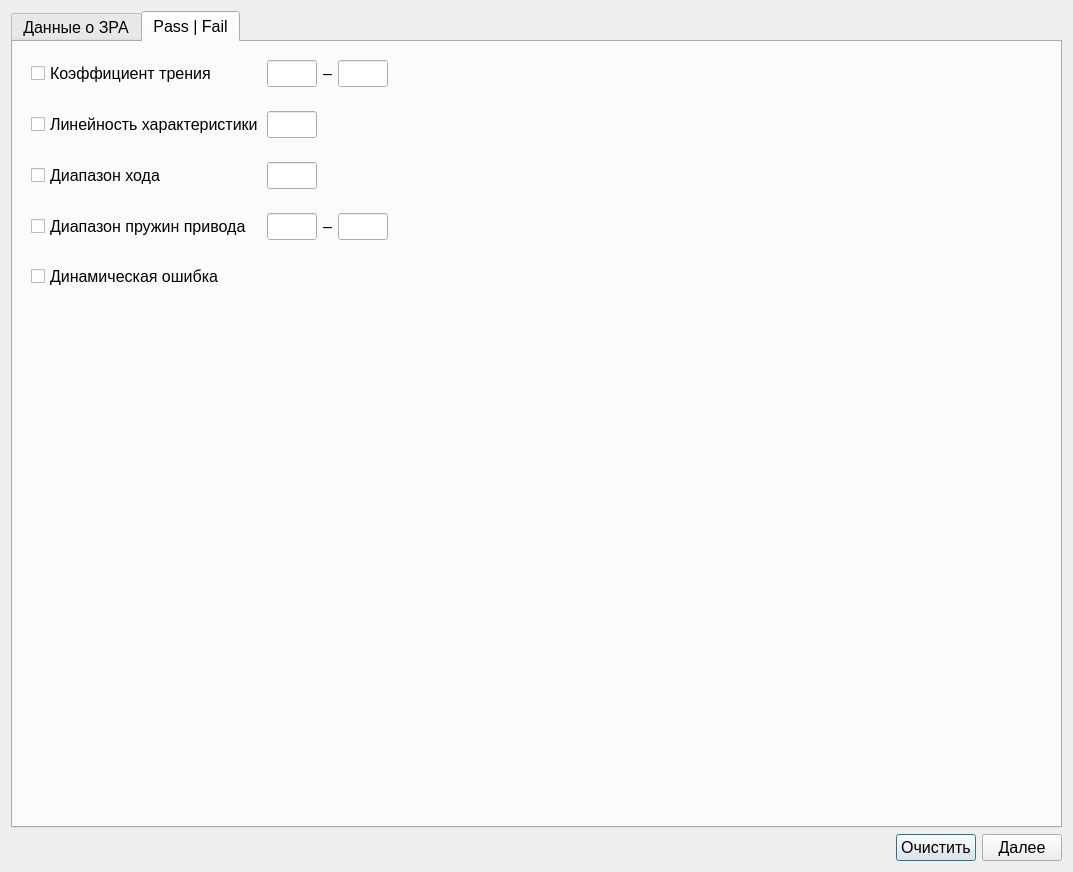
Above: ValveWindow.ui from Rekvim/MpiSki before the change. Below: the same form after it.
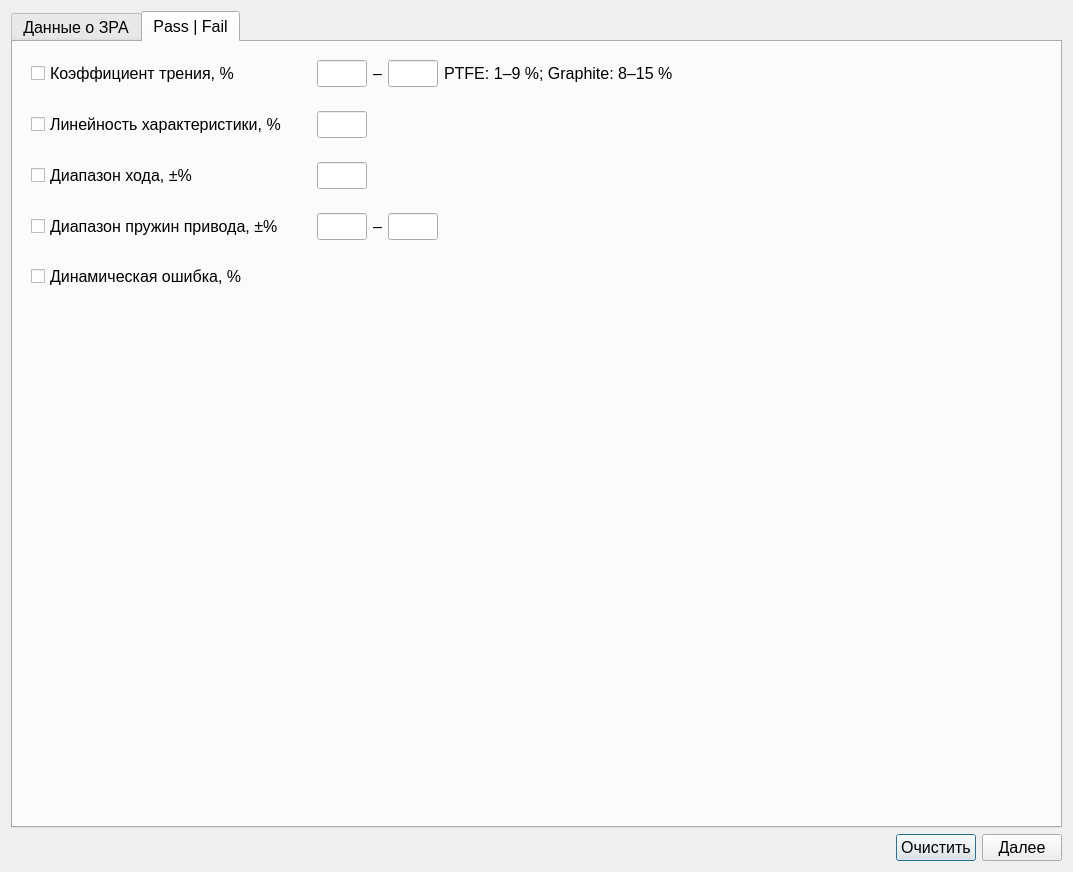
That is the form after the change. The open tabs and pages were chosen to show the change.

```diff
--- a/ValveWindow.ui
+++ b/ValveWindow.ui
@@ -1930,12 +1930,12 @@
             </property>
             <property name="maximumSize">
              <size>
-              <width>230</width>
+              <width>280</width>
               <height>16777215</height>
              </size>
             </property>
             <property name="text">
-             <string>Коэффициент трения</string>
+             <string>Коэффициент трения, %</string>
             </property>
            </widget>
           </item>
@@ -1996,6 +1996,13 @@
             </property>
            </widget>
           </item>
+          <item>
+           <widget class="QLabel" name="label_2">
+            <property name="text">
+             <string>PTFE: 1–9 %; Graphite: 8–15 %</string>
+            </property>
+           </widget>
+          </item>
           <item>
            <spacer name="horizontalSpacer_coefficientFriction">
             <property name="orientation">
@@ -2031,12 +2038,12 @@
             </property>
             <property name="maximumSize">
              <size>
-              <width>230</width>
+              <width>280</width>
               <height>16777215</height>
              </size>
             </property>
             <property name="text">
-             <string>Линейность характеристики</string>
+             <string>Линейность характеристики, %</string>
             </property>
            </widget>
           </item>
@@ -2100,12 +2107,12 @@
             </property>
             <property name="maximumSize">
              <size>
-              <width>230</width>
+              <width>280</width>
               <height>16777215</height>
              </size>
             </property>
             <property name="text">
-             <string>Диапазон хода</string>
+             <string>Диапазон хода, ±%</string>
             </property>
            </widget>
           </item>
@@ -2163,18 +2170,18 @@
             </property>
             <property name="minimumSize">
              <size>
-              <width>0</width>
+              <width>260</width>
               <height>0</height>
              </size>
             </property>
             <property name="maximumSize">
              <size>
-              <width>230</width>
+              <width>280</width>
               <height>16777215</height>
              </size>
             </property>
             <property name="text">
-             <string>Диапазон пружин привода</string>
+             <string>Диапазон пружин привода, ±%</string>
             </property>
            </widget>
           </item>
@@ -2253,6 +2260,12 @@
        </item>
        <item>
         <widget class="QWidget" name="widget_6" native="true">
+         <property name="minimumSize">
+          <size>
+           <width>260</width>
+           <height>0</height>
+          </size>
+         </property>
          <layout class="QHBoxLayout" name="horizontalLayout_6">
           <item>
            <widget class="QCheckBox" name="checkBox_crossingLimits_dinamicError">
@@ -2270,12 +2283,12 @@
             </property>
             <property name="maximumSize">
              <size>
-              <width>230</width>
+              <width>280</width>
               <height>16777215</height>
              </size>
             </property>
             <property name="text">
-             <string>Динамическая ошибка</string>
+             <string>Динамическая ошибка, %</string>
             </property>
            </widget>
           </item>
```
Left out of the diff: 2 changed lines with no effect on the pictures.
